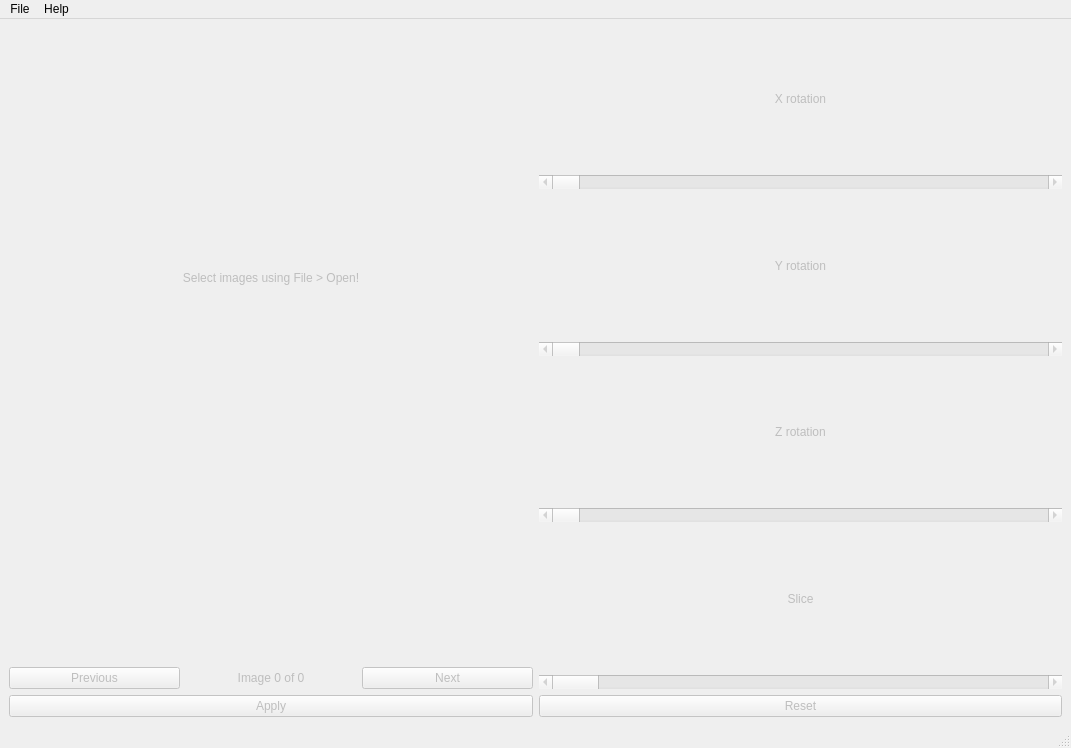
The window that src/GUI/main.ui (NIRALUser/NeuroRuler) describes before a commit, drawn with Qt 5.
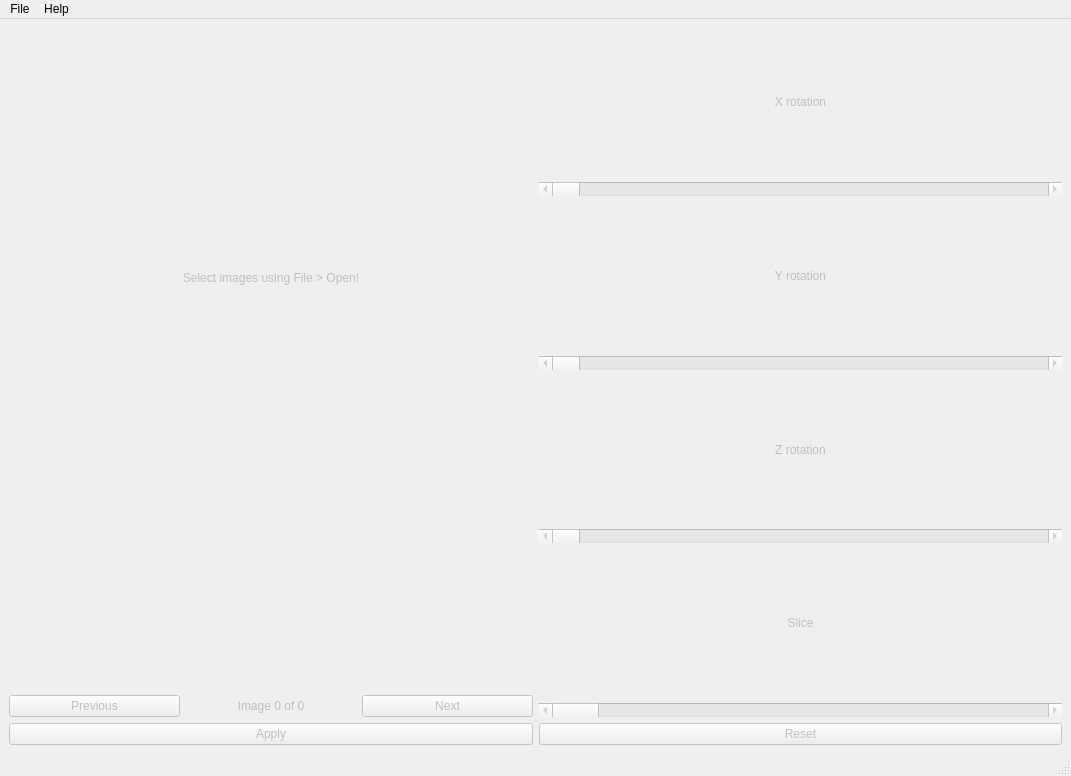
The same window after the commit.

```diff
--- a/src/GUI/main.ui
+++ b/src/GUI/main.ui
@@ -7,7 +7,7 @@
     <x>0</x>
     <y>0</y>
     <width>1071</width>
-    <height>748</height>
+    <height>776</height>
    </rect>
   </property>
   <property name="windowTitle">
```
